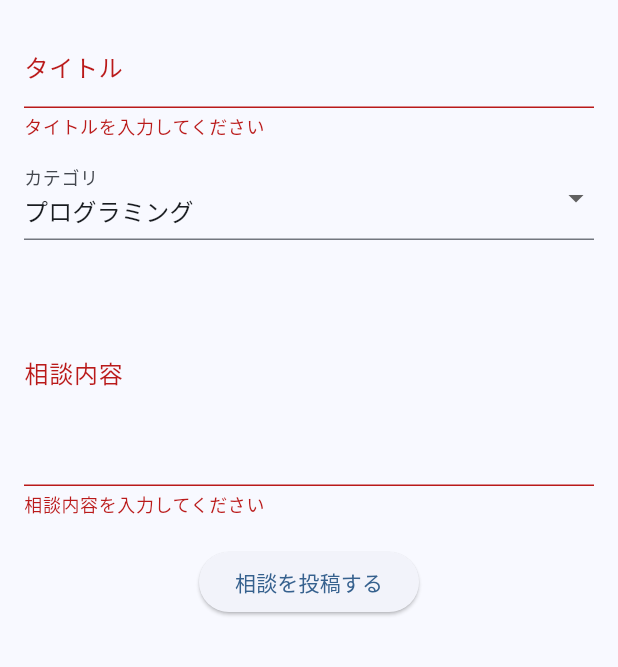
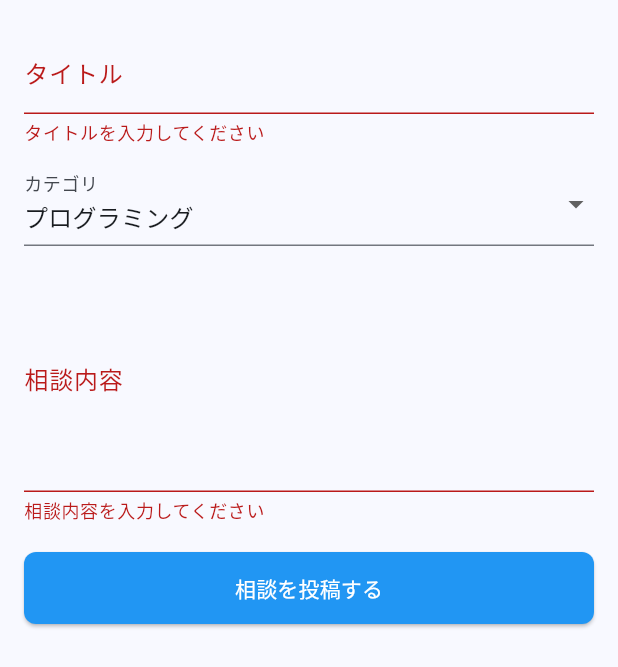
Before and after one commit to chumenium/graduation-project, a Flutter app: the NewConsultationScreen widget shown alone on an empty page, opened directly, after a tap on "相談を投稿する", on a phone screen of 412 x 824 dp. Shown: the top 667 px of the screen. Run offline on Flutter 3.47's test engine with Material 3 defaults, Android fonts, the phone set to English and light mode, and no system bars; our stand-ins replace firebase_auth, firebase_core, google_sign_in; accounts and stored records are empty; statements that could not run were skipped.

Commit message:
可視性向上1

```diff
--- a/lib/screens/new_post/new_consultation_screen.dart
+++ b/lib/screens/new_post/new_consultation_screen.dart
@@ -1,7 +1,9 @@
 import 'package:flutter/material.dart';
+import '../../widgets/consultation_input_form.dart';
+import '../../widgets/custom_button.dart';
 
 class NewConsultationScreen extends StatefulWidget {
-  const NewConsultationScreen({super.key});
+  const NewConsultationScreen({Key? key}) : super(key: key);
 
   @override
   State<NewConsultationScreen> createState() => _NewConsultationScreenState();
@@ -9,67 +11,73 @@ class NewConsultationScreen extends StatefulWidget {
 
 class _NewConsultationScreenState extends State<NewConsultationScreen> {
   final _formKey = GlobalKey<FormState>();
-  String _title = '';
-  String _category = 'プログラミング';
-  String _description = '';
+  final _titleController = TextEditingController();
+  final _descriptionController = TextEditingController();
+  String _selectedCategory = 'プログラミング';
 
+  /// 投稿処理（モック版）
   void _submitForm() {
-    if (!_formKey.currentState!.validate()) return;
-    _formKey.currentState!.save();
+    if (!(_formKey.currentState?.validate() ?? false)) return;
 
-    // 🔹 本来はFirebaseに送るが、いったんモックで表示
-    print('[投稿内容]');
-    print('タイトル: $_title');
-    print('カテゴリ: $_category');
-    print('内容: $_description');
+    final title = _titleController.text;
+    final description = _descriptionController.text;
+
+    // 🔸 本来は Firebase に送信予定
+    print('[新規相談]');
+    print('タイトル: $title');
+    print('カテゴリ: $_selectedCategory');
+    print('内容: $description');
 
     ScaffoldMessenger.of(context).showSnackBar(
-      const SnackBar(content: Text('投稿完了（ダミー）')),
+      const SnackBar(content: Text('相談を投稿しました（モック）')),
     );
 
+    _resetForm();
+  }
+
+  /// フォームリセット
+  void _resetForm() {
     _formKey.currentState?.reset();
+    _titleController.clear();
+    _descriptionController.clear();
+    setState(() {
+      _selectedCategory = 'プログラミング';
+    });
+  }
+
+  /// 入力フォームUI
+  Widget _buildForm() {
+    return ConsultationInputForm(
+      formKey: _formKey,
+      titleController: _titleController,
+      descriptionController: _descriptionController,
+      category: _selectedCategory,
+      onCategoryChanged: (val) {
+        setState(() {
+          _selectedCategory = val ?? 'プログラミング';
+        });
+      },
+    );
+  }
+
+  /// 投稿ボタンUI
+  Widget _buildSubmitButton() {
+    return CustomButton(
+      label: '相談を投稿する',
+      onPressed: _submitForm,
+    );
   }
 
   @override
   Widget build(BuildContext context) {
     return SingleChildScrollView(
-      padding: const EdgeInsets.all(16.0),
-      child: Form(
-        key: _formKey,
-        child: Column(
-          children: [
-            TextFormField(
-              decoration: const InputDecoration(labelText: 'タイトル'),
-              onSaved: (value) => _title = value ?? '',
-              validator: (value) =>
-                  value == null || value.isEmpty ? 'タイトルを入力してください' : null,
-            ),
-            const SizedBox(height: 12),
-            DropdownButtonFormField<String>(
-              value: _category,
-              items: const [
-                DropdownMenuItem(value: 'プログラミング', child: Text('プログラミング')),
-                DropdownMenuItem(value: 'PCトラブル', child: Text('PCトラブル')),
-              ],
-              onChanged: (value) =>
-                  setState(() => _category = value ?? 'プログラミング'),
-              decoration: const InputDecoration(labelText: 'カテゴリ'),
-            ),
-            const SizedBox(height: 12),
-            TextFormField(
-              decoration: const InputDecoration(labelText: '相談内容'),
-              maxLines: 5,
-              onSaved: (value) => _description = value ?? '',
-              validator: (value) =>
-                  value == null || value.isEmpty ? '相談内容を入力してください' : null,
-            ),
-            const SizedBox(height: 20),
-            ElevatedButton(
-              onPressed: _submitForm,
-              child: const Text('相談を投稿する'),
-            ),
-          ],
-        ),
+      padding: const EdgeInsets.symmetric(horizontal: 16, vertical: 20),
+      child: Column(
+        children: [
+          _buildForm(),
+          const SizedBox(height: 20),
+          _buildSubmitButton(),
+        ],
       ),
     );
   }
```
